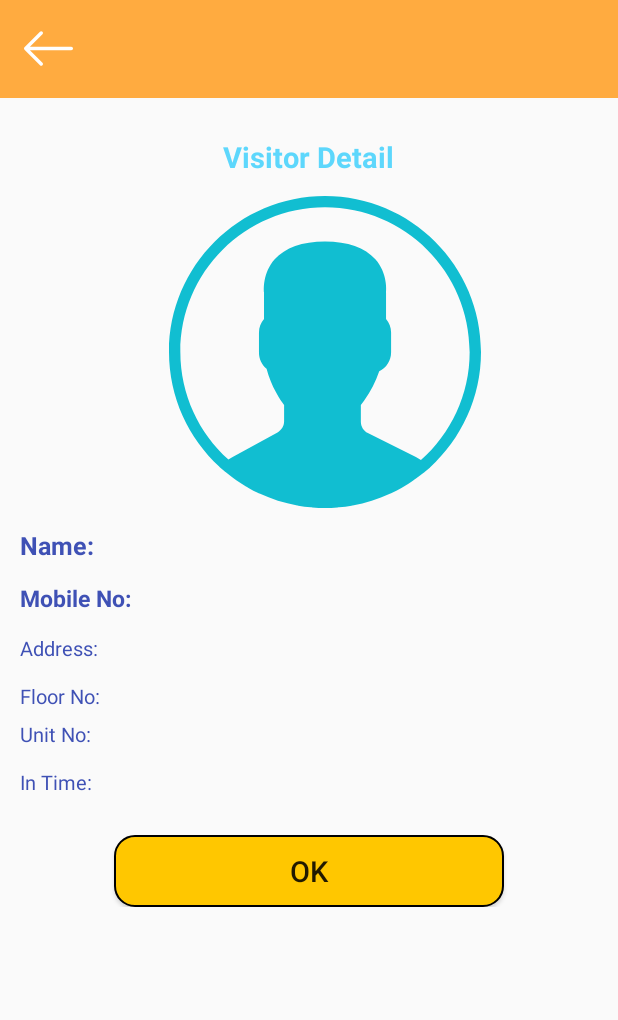
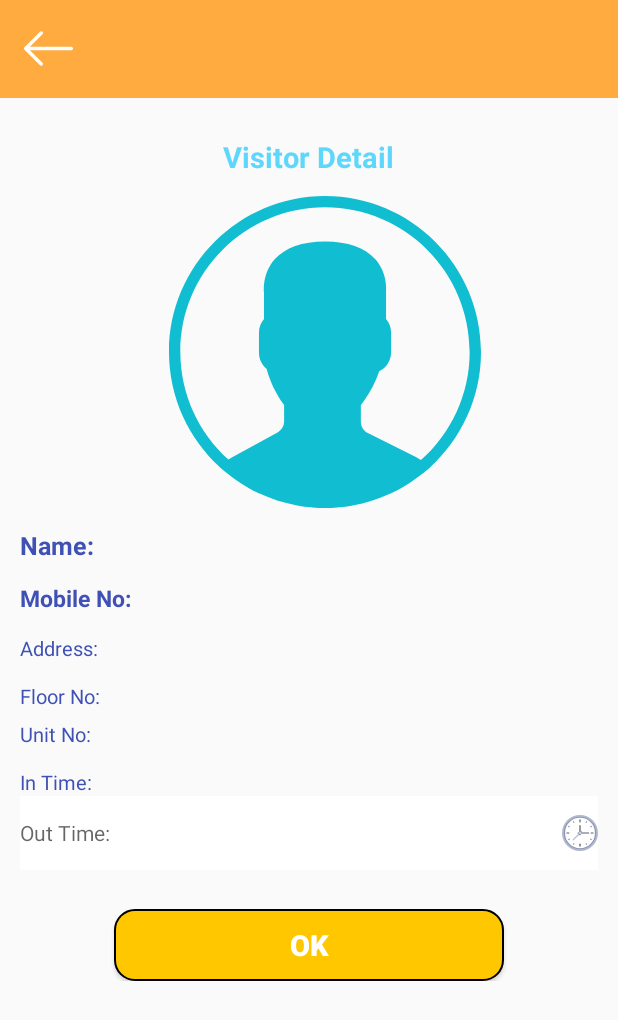
Before and after one commit to vijay040/SocietyMaintainance, an Android app: the VisitorDetailActivity screen opened directly, with no data from a screen before it, on a phone screen of 412 x 824 dp. Shown: the top 1020 px of the screen. Run offline under Robolectric (Android 15) with nearby library versions, the phone set to English and light mode, and no system bars; our stand-ins replace sdp/ssp sizes; pictures from the network do not load; 10 statements that could not run were skipped.

Commit message:
updated by anuradha

```diff
--- a/app/src/main/java/com/mmcs/societymaintainance/activity/VisitorDetailActivity.java
+++ b/app/src/main/java/com/mmcs/societymaintainance/activity/VisitorDetailActivity.java
@@ -29,7 +29,7 @@ import retrofit2.Response;
 
 public class VisitorDetailActivity extends AppCompatActivity {
     VisitorModel visitorModel;
-    TextView txtName, txt_mobile, txt_address, txtFloor, txtUnit, txtIntime, txtOuttime;
+    TextView txtName, txt_mobile, txt_address, txtFloor, txtUnit, txtIntime;
     ImageView image_visitor;
     Button btn_close;
     EditText edt_time_out;
@@ -49,7 +49,6 @@ public class VisitorDetailActivity extends AppCompatActivity {
         txtIntime = findViewById(R.id.txtIntime);
         txtFloor = findViewById(R.id.txtFloor);
         txtUnit = findViewById(R.id.txtUnit);
-        txtOuttime = findViewById(R.id.txtOuttime);
         image_visitor = findViewById(R.id.image_visitor);
         btn_close = findViewById(R.id.btn_close);
         edt_time_out = findViewById(R.id.edt_time_out);
@@ -58,15 +57,14 @@ public class VisitorDetailActivity extends AppCompatActivity {
         M = calendar.get(Calendar.MINUTE);
         if (visitorModel.getOuttime().equalsIgnoreCase(""))
             btn_close.setText("Update");
-        else
-            txtOuttime.setVisibility(View.GONE);
+
         txtName.setText(getString(R.string.name) + visitorModel.getName());
         txt_mobile.setText(getString(R.string.mobile_no) + visitorModel.getMobile());
         txt_address.setText(getString(R.string.address) + visitorModel.getAddress());
         txtFloor.setText(getString(R.string.floor) + visitorModel.getFloor_no());
         txtUnit.setText(getString(R.string.unit_no) + visitorModel.getUnit_no());
         txtIntime.setText(getString(R.string.time_in) + visitorModel.getIntime());
-        txtOuttime.setText(getString(R.string.time_out) + visitorModel.getOuttime());
+        edt_time_out.setText(getString(R.string.time_out) + visitorModel.getOuttime());
         edt_time_out.setOnClickListener(new View.OnClickListener() {
             @Override
             public void onClick(View view) {
@@ -113,10 +111,10 @@ public class VisitorDetailActivity extends AppCompatActivity {
         txtIntime.setText(sb);
 
 
-        sb = new SpannableStringBuilder(txtOuttime.getText());
+        sb = new SpannableStringBuilder(edt_time_out.getText());
         fcs = new ForegroundColorSpan(getResources().getColor(R.color.colorPrimary));
         sb.setSpan(fcs, 0, 9, Spannable.SPAN_INCLUSIVE_INCLUSIVE);
-        txtOuttime.setText(sb);
+        edt_time_out.setText(sb);
 
         btn_close.setOnClickListener(new View.OnClickListener() {
             @Override
@@ -131,7 +129,7 @@ public class VisitorDetailActivity extends AppCompatActivity {
     }
 
     private void updateVisitor(String outTime) {
-        Singleton.getInstance().getApi().updateVisitor("", outTime).enqueue(new Callback<UnitRestMeta>() {
+        Singleton.getInstance().getApi().updateVisitor(visitorModel.getVid(), outTime).enqueue(new Callback<UnitRestMeta>() {
             @Override
             public void onResponse(Call<UnitRestMeta> call, Response<UnitRestMeta> response) {
 
--- a/app/src/main/java/com/mmcs/societymaintainance/util/RetrofitApi.java
+++ b/app/src/main/java/com/mmcs/societymaintainance/util/RetrofitApi.java
@@ -45,6 +45,6 @@ public interface RetrofitApi {
     );
     @FormUrlEncoded
     @POST("update_visitor_api.php")
-    Call<UnitRestMeta> updateVisitor(@Field("vid") String user_id, @Field("txtOutTime") String txtOutTime);
+    Call<UnitRestMeta> updateVisitor(@Field("vid") String vid, @Field("txtOutTime") String txtOutTime);
 
 }
--- a/app/src/main/res/layout/activity_visitor_detail.xml
+++ b/app/src/main/res/layout/activity_visitor_detail.xml
@@ -99,7 +99,7 @@
                 android:textSize="@dimen/_10sdp" />
 
             <EditText
-                android:id="@+id/txtOuttime"
+                android:id="@+id/edt_time_out"
                 android:layout_width="match_parent"
                 android:layout_height="@dimen/_38sdp"
                 android:layout_marginRight="@dimen/_10sdp"
@@ -121,6 +121,8 @@
                 android:layout_gravity="center"
                 android:background="@drawable/btn"
                 android:text="@string/ok"
+                android:textColor="@color/white_color"
+                android:textStyle="bold"
                 android:layout_marginTop="@dimen/_20sdp"
                 android:textSize="@dimen/_15sdp" />
         </LinearLayout>
```
Also changed, not shown: app/src/main/java/com/mmcs/societymaintainance/model/VisitorModel.java (+11 -2 lines).
